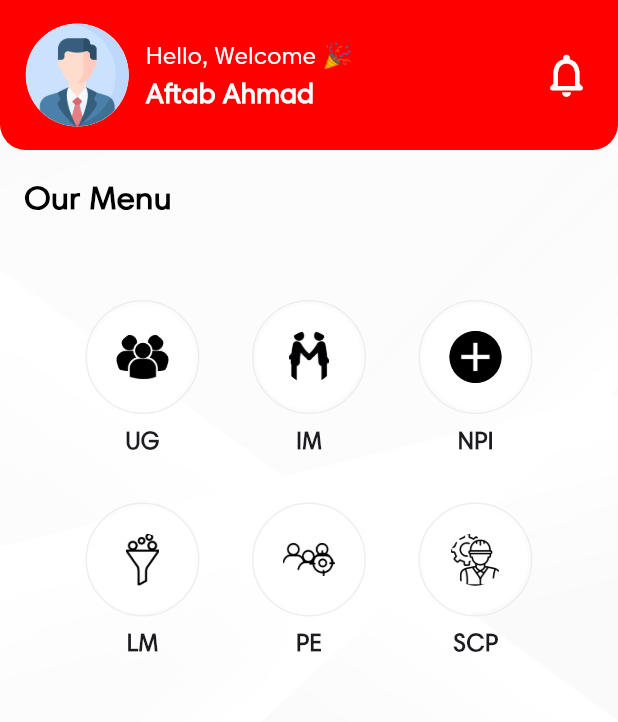
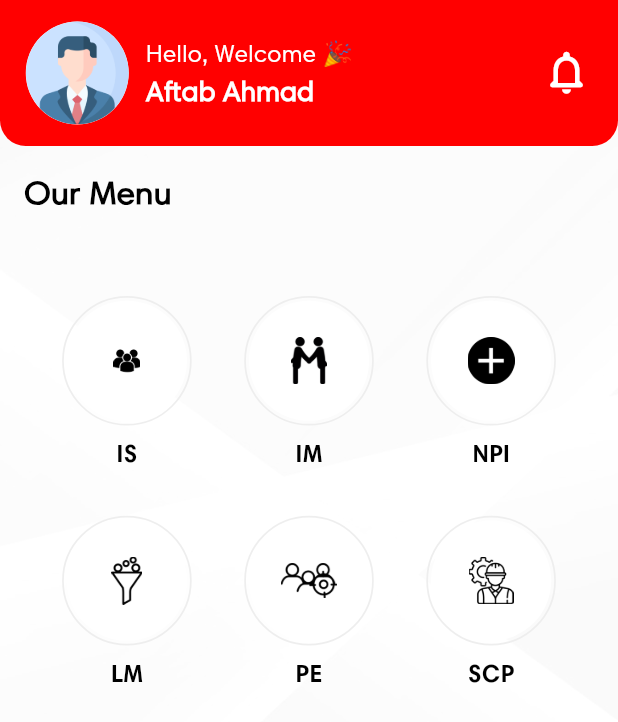
Before and after one commit to syedrehan46/Maple-Leaf, a Flutter app: the UleDashboardView screen opened directly, on a phone screen of 412 x 824 dp. Shown: the top 722 px of the screen. Run offline on Flutter 3.47's test engine with Material 3 defaults, Android fonts, the phone set to English and light mode, and no system bars; our stand-ins replace device_info_plus, firebase_core, flutter_easyloading, flutter_screenutil, flutter_svg, get and 3 more; accounts and stored records are empty.

```diff
--- a/lib/view/dashboard/ule_dashboard_view.dart
+++ b/lib/view/dashboard/ule_dashboard_view.dart
@@ -1,5 +1,8 @@
 import 'package:flutter/material.dart';
 import 'package:flutter_screenutil/flutter_screenutil.dart';
+import 'package:get/get.dart';
+import 'package:mapleleaf/utils/app_fonts.dart';
+import 'package:mapleleaf/view/individual%20meetup/individual_meetup_view.dart';
 
 import '../../utils/app_colors.dart';
 
@@ -13,8 +16,6 @@ class UleDashboardView extends StatefulWidget {
 class _UleDashboardViewState extends State<UleDashboardView> {
   @override
   Widget build(BuildContext context) {
-    ScreenUtil.init(context); // Make sure screen util is initialized
-
     return Scaffold(
       body: SafeArea(
         child: Stack(
@@ -35,7 +36,8 @@ class _UleDashboardViewState extends State<UleDashboardView> {
               children: [
                 // Top Header
                 Container(
-                  height: 100,
+                  // height: 100,
+                  padding: EdgeInsets.symmetric(vertical: 12.h),
                   decoration: BoxDecoration(
                     color: AppColors.primaryColor,
                     borderRadius: BorderRadius.only(
@@ -118,11 +120,13 @@ class _UleDashboardViewState extends State<UleDashboardView> {
                         child: Row(
                           mainAxisAlignment: MainAxisAlignment.center,
                           children: [
-                            _buildAvatar("assets/images/ule_group.png", "UG"),
+                            _buildAvatar(imagePath: "assets/images/ule_group.png", label: "IS", onTap: (){}),
                             SizedBox(width: 35),
-                            _buildAvatar("assets/images/ic_ima.png", "IM"),
+                            _buildAvatar(imagePath: "assets/images/ic_ima.png", label: "IM", onTap: (){
+                              Get.to(()=> IndividualMeetupView());
+                            }),
                             SizedBox(width: 35),
-                            _buildAvatar("assets/images/ic_npi.png", "NPI"),
+                            _buildAvatar(imagePath: "assets/images/ic_npi.png", label: "NPI", onTap: (){}),
                           ],
                         ),
                       ),
@@ -130,11 +134,11 @@ class _UleDashboardViewState extends State<UleDashboardView> {
                       Row(
                         mainAxisAlignment: MainAxisAlignment.center,
                         children: [
-                          _buildAvatar("assets/images/ic_lm.png", "LM"),
+                          _buildAvatar(imagePath: "assets/images/ic_lm.png", label: "LM", onTap: (){}),
                           SizedBox(width: 35),
-                          _buildAvatar("assets/images/ic_pe.png", "PE"),
+                          _buildAvatar(imagePath: "assets/images/ic_pe.png", label: "PE", onTap: (){}),
                           SizedBox(width: 35),
-                          _buildAvatar("assets/images/ic_scp.png", "SCP"),
+                          _buildAvatar(imagePath: "assets/images/ic_scp.png", label: "SCP", onTap: (){}),
                         ],
                       ),
                     ],
@@ -148,41 +152,35 @@ class _UleDashboardViewState extends State<UleDashboardView> {
     );
   }
 
-  Widget _buildAvatar(String imagePath, String label) {
+  Widget _buildAvatar({required String imagePath, required String label, required VoidCallback onTap}) {
     return Column(
       children: [
-        Container(
+        GestureDetector(
+          onTap: onTap,
+          child: Container(
             padding: EdgeInsets.all(2), // Border thickness
             decoration: BoxDecoration(
               shape: BoxShape.circle,
               border: Border.all(
                 color: Colors.grey.shade200, // Border color
-              width: 1,           // Border width
+                width: 1.w,           // Border width
               ),
             ),
             child: CircleAvatar(
-            radius: 35,
+              radius: 35.r,
               backgroundColor: Colors.white,
-            child: ClipOval(
-              child: SizedBox(
-                width: 35, // Smaller image size
-                height: 35,
               child: Image.asset(
                 imagePath,
-                  fit: BoxFit.contain,
+                scale: 25.r,
+                fit: BoxFit.scaleDown,
               ),
             ),
           ),
         ),
-        ),
-
-        SizedBox(height: 6),
+        SizedBox(height: 6.h),
         Text(
           label,
-          style: TextStyle(
-            fontWeight: FontWeight.bold,
-            fontSize: 14.sp,
-          ),
+          style: AppFonts.styleHarmoniaBold14W600(AppColors.blackColor),
         ),
       ],
     );
```
Also changed, not shown: lib/view/individual meetup/individual_meetup_view.dart (added, +109 -0 lines). Lines whose indentation alone changed are shown as unchanged.
